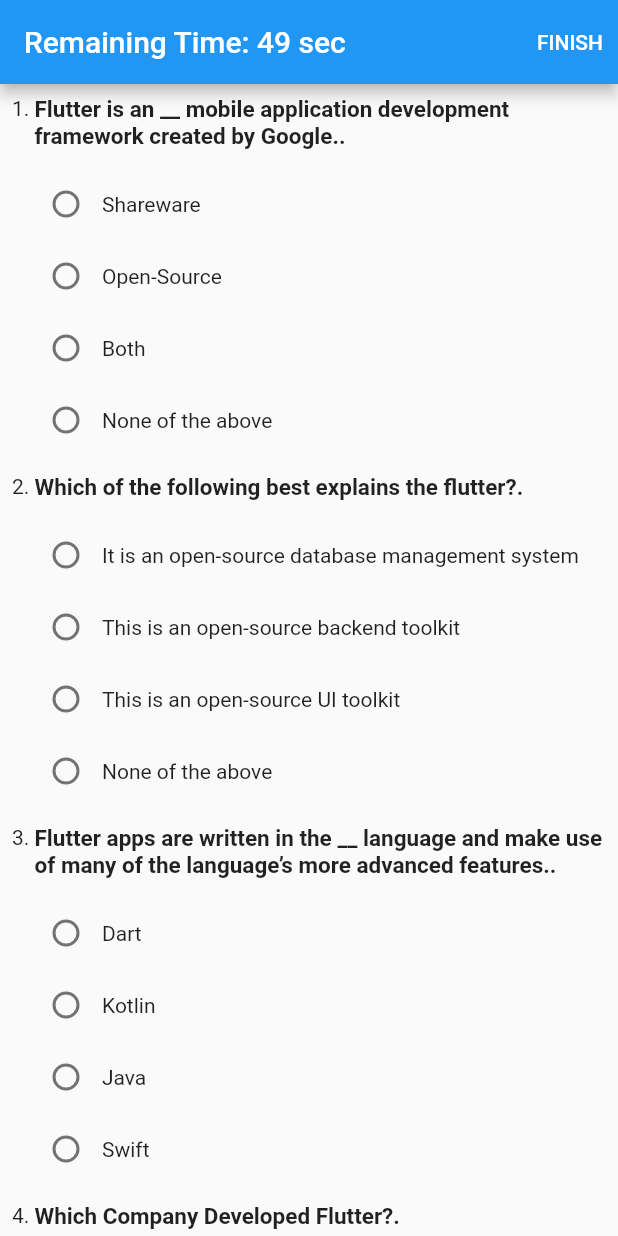
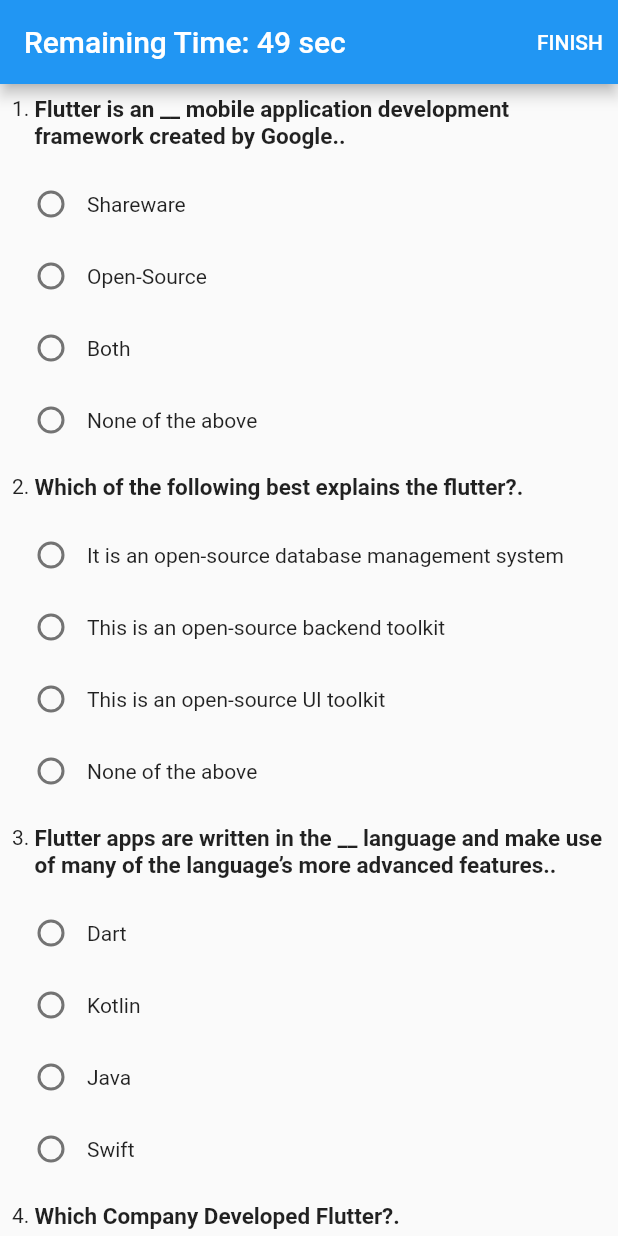
Before and after one commit to atik-sabuj/quiz_app, a Flutter app: the screen it shows after launch, after a tap on "START", on a phone screen of 412 x 824 dp. Run offline on Flutter 3.47's test engine with Material 2 defaults, Android fonts, the phone set to English and light mode, and no system bars.

Commit message:
screen size issue solved

```diff
--- a/lib/customwidget/quiz_item.dart
+++ b/lib/customwidget/quiz_item.dart
@@ -37,7 +37,7 @@ class _QuizItemState extends State<QuizItem> {
           ],
         ),
         Padding(
-          padding: const EdgeInsets.all(12.0),
+          padding: const EdgeInsets.only(left: 2,top: 12,bottom: 12,right: 2),
           child: Column(
             children: widget.quiz.answers.map((answer) => Row(
               children: [
```
